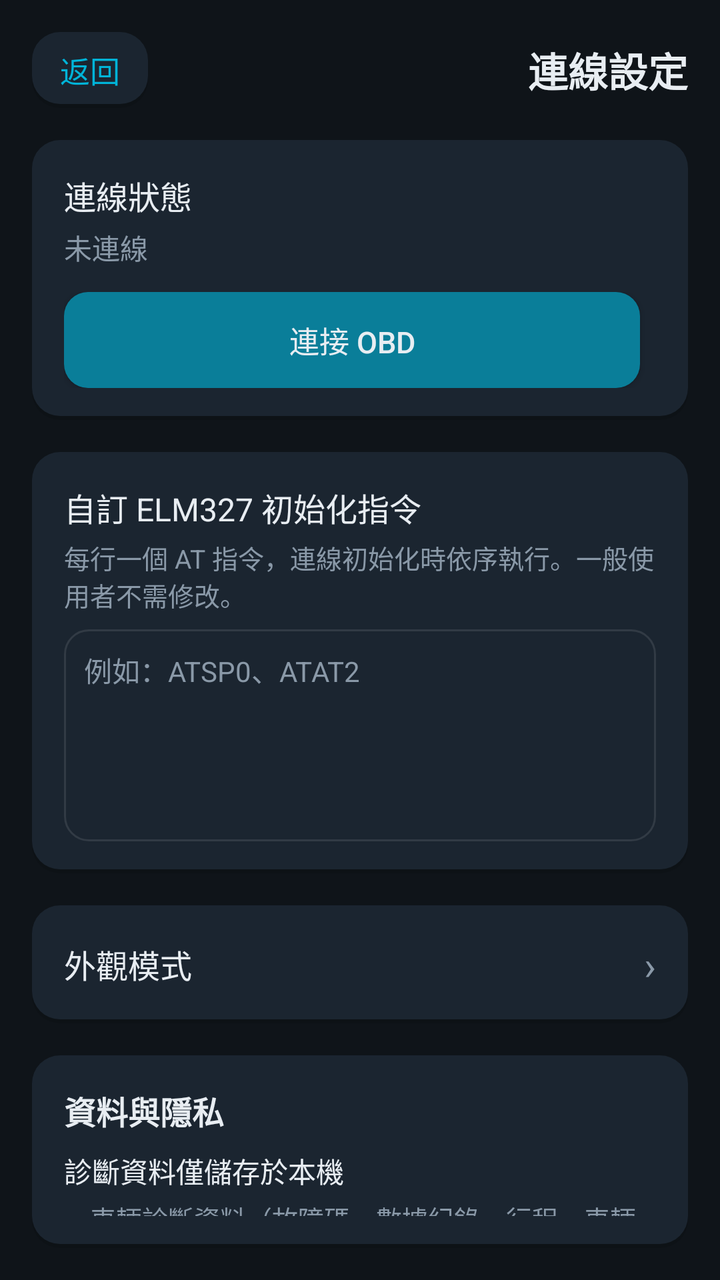
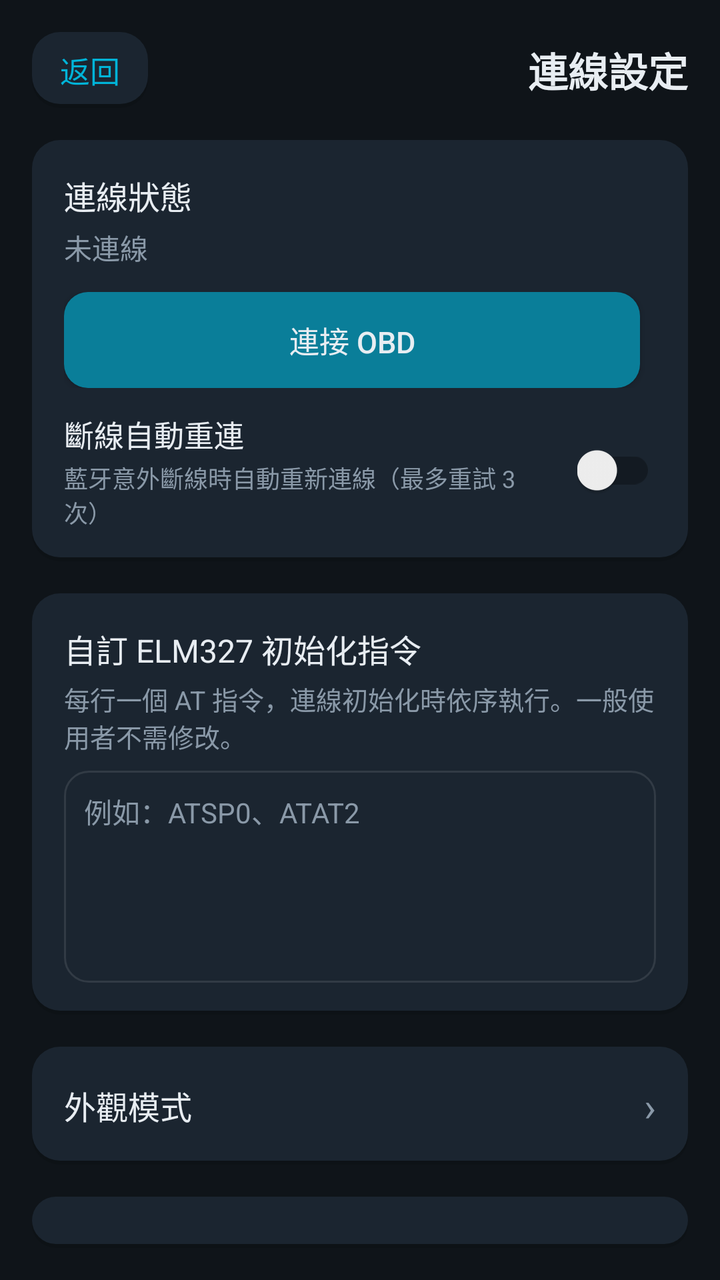

Before-and-after screenshots of an Android layout around one commit, followed by the original layout XML and the change that was made.
<!-- AndroidManifest.xml: application theme Theme.HeliOBD -->
<!-- res/layout/activity_settings.xml -->
<?xml version="1.0" encoding="utf-8"?>
<LinearLayout xmlns:android="http://schemas.android.com/apk/res/android"
    xmlns:tools="http://schemas.android.com/tools"
    android:layout_width="match_parent"
    android:layout_height="match_parent"
    android:orientation="vertical"
    android:padding="16dp">

    <LinearLayout
        android:layout_width="match_parent"
        android:layout_height="wrap_content"
        android:gravity="center_vertical"
        android:orientation="horizontal">

        <TextView
            android:id="@+id/btn_back"
            android:layout_width="wrap_content"
            android:layout_height="wrap_content"
            android:background="@drawable/bg_card"
            android:clickable="true"
            android:focusable="true"
            android:paddingHorizontal="14dp"
            android:paddingVertical="8dp"
            android:text="@string/common_back"
            android:textColor="@color/primary"
            android:textSize="15sp" />

        <Space
            android:layout_width="0dp"
            android:layout_height="1dp"
            android:layout_weight="1" />

        <TextView
            android:layout_width="wrap_content"
            android:layout_height="wrap_content"
            android:text="@string/settings_title"
            android:textColor="@color/text_primary"
            android:textSize="20sp"
            android:textStyle="bold" />
    </LinearLayout>

    <LinearLayout
        android:layout_width="match_parent"
        android:layout_height="wrap_content"
        android:layout_marginTop="16dp"
        android:background="@drawable/bg_card"
        android:orientation="vertical"
        android:padding="16dp">

        <TextView
            android:layout_width="match_parent"
            android:layout_height="wrap_content"
            android:text="@string/settings_connection_label"
            android:textColor="@color/text_primary"
            android:textSize="16sp" />

        <TextView
            android:id="@+id/settings_status_text"
            android:layout_width="match_parent"
            android:layout_height="wrap_content"
            android:layout_marginTop="4dp"
            android:text="@string/obd_disconnected"
            android:textColor="@color/text_secondary"
            android:textSize="14sp" />

        <LinearLayout
            android:layout_width="match_parent"
            android:layout_height="wrap_content"
            android:layout_marginTop="12dp"
            android:orientation="horizontal">

            <Button
                android:id="@+id/btn_connect_settings"
                android:layout_width="0dp"
                android:layout_height="48dp"
                android:layout_weight="1"
                android:background="@drawable/bg_button"
                android:text="@string/obd_connect"
                android:textColor="@color/text_primary"
                android:textSize="15sp" />

            <Space
                android:layout_width="8dp"
                android:layout_height="1dp" />

            <Button
                android:id="@+id/btn_disconnect_settings"
                android:layout_width="0dp"
                android:layout_height="48dp"
                android:layout_weight="1"
                android:background="@drawable/bg_card"
                android:text="@string/obd_disconnect"
                android:textColor="@color/danger"
                android:textSize="15sp"
                android:visibility="gone" />
        </LinearLayout>
    </LinearLayout>

    <LinearLayout
        android:layout_width="match_parent"
        android:layout_height="wrap_content"
        android:layout_marginTop="16dp"
        android:background="@drawable/bg_card"
        android:orientation="vertical"
        android:padding="16dp">

        <TextView
            android:layout_width="match_parent"
            android:layout_height="wrap_content"
            android:text="@string/settings_elm_label"
            android:textColor="@color/text_primary"
            android:textSize="16sp" />

        <TextView
            android:layout_width="match_parent"
            android:layout_height="wrap_content"
            android:layout_marginTop="4dp"
            android:text="@string/settings_elm_desc"
            android:textColor="@color/text_secondary"
            android:textSize="13sp" />

        <EditText
            android:importantForAutofill="no"
            android:id="@+id/settings_elm_cmds"
            android:layout_width="match_parent"
            android:layout_height="wrap_content"
            android:layout_marginTop="8dp"
            android:background="@drawable/bg_input"
            android:gravity="top|start"
            android:hint="@string/settings_elm_hint"
            android:inputType="textMultiLine"
            android:minLines="5"
            android:padding="10dp"
            android:textColor="@color/text_primary"
            android:textColorHint="@color/text_secondary"
            android:textSize="14sp" />
    </LinearLayout>

    <LinearLayout
        android:id="@+id/settings_appearance_row"
        android:layout_width="match_parent"
        android:layout_height="wrap_content"
        android:layout_marginTop="16dp"
        android:background="@drawable/bg_card"
        android:clickable="true"
        android:focusable="true"
        android:gravity="center_vertical"
        android:orientation="horizontal"
        android:padding="16dp">

        <TextView
            android:layout_width="0dp"
            android:layout_height="wrap_content"
            android:layout_weight="1"
            android:text="@string/settings_appearance_label"
            android:textColor="@color/text_primary"
            android:textSize="16sp" />

        <TextView
            android:id="@+id/settings_appearance_value"
            android:layout_width="wrap_content"
            android:layout_height="wrap_content"
            android:layout_marginEnd="8dp"
            android:textColor="@color/text_secondary"
            android:textSize="14sp" />

        <TextView
            android:layout_width="wrap_content"
            android:layout_height="wrap_content"
            android:text="›"
            tools:ignore="HardcodedText"
            android:textColor="@color/text_secondary"
            android:textSize="20sp" />
    </LinearLayout>

    <LinearLayout
        android:layout_width="match_parent"
        android:layout_height="wrap_content"
        android:layout_marginTop="16dp"
        android:background="@drawable/bg_card"
        android:orientation="vertical"
        android:padding="16dp">

        <TextView
            android:layout_width="match_parent"
            android:layout_height="wrap_content"
            android:text="@string/settings_privacy_label"
            android:textColor="@color/text_primary"
            android:textSize="16sp"
            android:textStyle="bold" />

        <TextView
            android:layout_width="match_parent"
            android:layout_height="wrap_content"
            android:layout_marginTop="8dp"
            android:text="@string/settings_privacy_title"
            android:textColor="@color/text_primary"
            android:textSize="14sp" />

        <TextView
            android:layout_width="match_parent"
            android:layout_height="wrap_content"
            android:layout_marginTop="4dp"
            android:text="@string/settings_privacy_body"
            android:textColor="@color/text_secondary"
            android:textSize="13sp" />
    </LinearLayout>

    <LinearLayout
        android:layout_width="match_parent"
        android:layout_height="wrap_content"
        android:layout_marginTop="16dp"
        android:background="@drawable/bg_card"
        android:orientation="vertical"
        android:padding="16dp">

        <TextView
            android:layout_width="match_parent"
            android:layout_height="wrap_content"
            android:text="@string/llm_section_title"
            android:textColor="@color/text_primary"
            android:textSize="16sp"
            android:textStyle="bold" />

        <TextView
            android:layout_width="match_parent"
            android:layout_height="wrap_content"
            android:layout_marginTop="8dp"
            android:text="@string/llm_section_desc"
            android:textColor="@color/text_secondary"
            android:textSize="13sp" />

        <TextView
            android:layout_width="match_parent"
            android:layout_height="wrap_content"
            android:layout_marginTop="12dp"
            android:text="@string/llm_base_url_label"
            android:textColor="@color/text_primary"
            android:textSize="14sp" />

        <EditText
            android:importantForAutofill="no"
            android:id="@+id/settings_llm_base_url"
            android:layout_width="match_parent"
            android:layout_height="wrap_content"
            android:layout_marginTop="4dp"
            android:background="@drawable/bg_input"
            android:hint="@string/llm_base_url_hint"
            android:inputType="textUri"
            android:paddingHorizontal="12dp"
            android:paddingVertical="8dp"
            android:textColor="@color/text_primary"
            android:textColorHint="@color/text_secondary"
            android:textSize="14sp" />

        <TextView
            android:layout_width="match_parent"
            android:layout_height="wrap_content"
            android:layout_marginTop="10dp"
            android:text="@string/llm_api_key_label"
            android:textColor="@color/text_primary"
            android:textSize="14sp" />

        <EditText
            android:importantForAutofill="no"
            android:id="@+id/settings_llm_api_key"
            android:layout_width="match_parent"
            android:layout_height="wrap_content"
            android:layout_marginTop="4dp"
            android:background="@drawable/bg_input"
            android:hint="@string/llm_api_key_hint"
            android:inputType="textPassword"
            android:paddingHorizontal="12dp"
            android:paddingVertical="8dp"
            android:textColor="@color/text_primary"
            android:textColorHint="@color/text_secondary"
            android:textSize="14sp" />

        <TextView
            android:layout_width="match_parent"
            android:layout_height="wrap_content"
            android:layout_marginTop="10dp"
            android:text="@string/llm_model_label"
            android:textColor="@color/text_primary"
            android:textSize="14sp" />

        <EditText
            android:importantForAutofill="no"
            android:id="@+id/settings_llm_model"
            android:layout_width="match_parent"
            android:layout_height="wrap_content"
            android:layout_marginTop="4dp"
            android:background="@drawable/bg_input"
            android:hint="@string/llm_model_hint"
            android:inputType="text"
            android:paddingHorizontal="12dp"
            android:paddingVertical="8dp"
            android:textColor="@color/text_primary"
            android:textColorHint="@color/text_secondary"
            android:textSize="14sp" />
    </LinearLayout>

    <LinearLayout
        android:layout_width="match_parent"
        android:layout_height="wrap_content"
        android:layout_marginTop="16dp"
        android:background="@drawable/bg_card"
        android:orientation="vertical"
        android:padding="16dp">

        <TextView
            android:layout_width="match_parent"
            android:layout_height="wrap_content"
            android:text="@string/settings_backup_label"
            android:textColor="@color/text_primary"
            android:textSize="16sp"
            android:textStyle="bold" />

        <TextView
            android:layout_width="match_parent"
            android:layout_height="wrap_content"
            android:layout_marginTop="8dp"
            android:text="@string/settings_backup_desc"
            android:textColor="@color/text_secondary"
            android:textSize="13sp" />

        <LinearLayout
            android:layout_width="match_parent"
            android:layout_height="wrap_content"
            android:layout_marginTop="12dp"
            android:orientation="horizontal">

            <Button
                android:id="@+id/btn_backup_export"
                style="?android:attr/buttonBarButtonStyle"
                android:layout_width="0dp"
                android:layout_height="48dp"
                android:layout_marginEnd="6dp"
                android:layout_weight="1"
                android:background="@drawable/bg_button"
                android:text="@string/backup_export"
                android:textColor="@color/text_primary"
                android:textSize="14sp" />

            <Button
                android:id="@+id/btn_backup_import"
                style="?android:attr/buttonBarButtonStyle"
                android:layout_width="0dp"
                android:layout_height="48dp"
                android:layout_marginStart="6dp"
                android:layout_weight="1"
                android:background="@drawable/bg_button"
                android:text="@string/backup_import"
                android:textColor="@color/text_primary"
                android:textSize="14sp" />
        </LinearLayout>
    </LinearLayout>

    <LinearLayout
        android:layout_width="match_parent"
        android:layout_height="wrap_content"
        android:layout_marginTop="16dp"
        android:background="@drawable/bg_card"
        android:orientation="vertical"
        android:padding="16dp">

        <LinearLayout
            android:layout_width="match_parent"
            android:layout_height="wrap_content"
            android:gravity="center_vertical"
            android:orientation="horizontal">

            <LinearLayout
                android:layout_width="0dp"
                android:layout_height="wrap_content"
                android:layout_weight="1"
                android:orientation="vertical">

                <TextView
                    android:layout_width="match_parent"
                    android:layout_height="wrap_content"
                    android:text="@string/settings_auto_update_label"
                    android:textColor="@color/text_primary"
                    android:textSize="16sp" />

                <TextView
                    android:layout_width="match_parent"
                    android:layout_height="wrap_content"
                    android:layout_marginTop="4dp"
                    android:text="@string/settings_auto_update_desc"
                    android:textColor="@color/text_secondary"
                    android:textSize="13sp" />
            </LinearLayout>

            <androidx.appcompat.widget.SwitchCompat
                android:id="@+id/settings_auto_update"
                android:layout_width="wrap_content"
                android:layout_height="wrap_content"
                android:layout_marginStart="12dp" />
        </LinearLayout>

        <Button
            android:id="@+id/btn_check_update"
            android:layout_width="match_parent"
            android:layout_height="48dp"
            android:layout_marginTop="12dp"
            android:background="@drawable/bg_button"
            android:text="@string/settings_check_update"
            android:textColor="@color/text_primary"
            android:textSize="14sp" />
    </LinearLayout>

    <Button
        android:id="@+id/btn_save"
        android:layout_width="match_parent"
        android:layout_height="52dp"
        android:layout_marginTop="16dp"
        android:background="@drawable/bg_button_accent"
        android:text="@string/common_save"
        android:textColor="@android:color/white"
        android:textSize="16sp" />
</LinearLayout>
<!-- resources referenced by this layout -->
<resources>
  <color name="danger">#E74C3C</color>
  <color name="primary">#00B4D8</color>
  <color name="text_primary">#E8EDF2</color>
  <color name="text_secondary">#8A99A8</color>
  <!-- drawable bg_button (drawable) -->
  <?xml version="1.0" encoding="utf-8"?>
  <selector xmlns:android="http://schemas.android.com/apk/res/android">
      <item android:state_pressed="true" android:drawable="@drawable/bg_button_pressed" />
      <item>
          <shape android:shape="rectangle">
              <solid android:color="@color/primary_dark" />
              <corners android:radius="12dp" />
          </shape>
      </item>
  </selector>
  <!-- drawable bg_input (drawable) -->
  <?xml version="1.0" encoding="utf-8"?>
  <shape xmlns:android="http://schemas.android.com/apk/res/android" android:shape="rectangle">
      <solid android:color="@color/surface" />
      <stroke android:width="1dp" android:color="@color/stroke" />
      <corners android:radius="12dp" />
  </shape>
  <string name="backup_export">匯出備份</string>
  <string name="backup_import">還原備份</string>
  <string name="common_back">返回</string>
  <string name="common_save">儲存</string>
  <string name="llm_api_key_hint">sk-…</string>
  <string name="llm_api_key_label">API 金鑰</string>
  <string name="llm_base_url_hint">https://api.openai.com/v1</string>
  <string name="llm_base_url_label">API 位址</string>
  <string name="llm_model_hint">gpt-4o-mini</string>
  <string name="llm_model_label">模型名稱</string>
  <string name="llm_section_desc">使用 OpenAI 相容 API（官方、Azure、Groq、Ollama、自架 vLLM 等）進行 DTC 白話解讀與維修建議。資料僅在按下「LLM 深度解讀」時送出。</string>
  <string name="llm_section_title">AI 服務設定</string>
  <string name="obd_connect">連接 OBD</string>
  <string name="obd_disconnect">中斷連線</string>
  <string name="obd_disconnected">未連線</string>
  <string name="settings_appearance_label">外觀模式</string>
  <string name="settings_auto_update_desc">啟動時與每日背景檢查 GitHub 新版</string>
  <string name="settings_auto_update_label">自動檢查更新</string>
  <string name="settings_backup_desc">將設定、自訂 PID、保養與電池紀錄等打包為單一備份檔，可存放至 Google Drive 或其他雲端。</string>
  <string name="settings_backup_label">雲端備份</string>
  <string name="settings_check_update">立即檢查更新</string>
  <string name="settings_connection_label">連線狀態</string>
  <string name="settings_elm_desc">每行一個 AT 指令，連線初始化時依序執行。一般使用者不需修改。</string>
  <string name="settings_elm_hint">例如：ATSP0、ATAT2</string>
  <string name="settings_elm_label">自訂 ELM327 初始化指令</string>
  <string name="settings_privacy_body">・車輛診斷資料（故障碼、數據紀錄、行程、車輛資訊）一律儲存在本機裝置，不會上傳至任何伺服器。\n・App 不蒐集個人資料，也不需要網路連線即可完成全部診斷功能。\n・若啟用 AI 診斷功能，僅在你按下「分析」時，才會把當下的故障碼與數據傳送至你設定的 AI 服務。\n・清除 App 資料或解除安裝將永久刪除本機診斷紀錄。</string>
  <string name="settings_privacy_label">資料與隱私</string>
  <string name="settings_privacy_title">診斷資料僅儲存於本機</string>
  <string name="settings_title">連線設定</string>
  <!-- drawable bg_button_pressed (drawable) -->
  <?xml version="1.0" encoding="utf-8"?>
  <shape xmlns:android="http://schemas.android.com/apk/res/android" android:shape="rectangle">
      <solid android:color="@color/primary_pressed" />
      <corners android:radius="12dp" />
  </shape>
  <color name="primary_dark">#0A7E99</color>
  <!-- drawable bg_button_accent_pressed (drawable) -->
  <?xml version="1.0" encoding="utf-8"?>
  <shape xmlns:android="http://schemas.android.com/apk/res/android" android:shape="rectangle">
      <solid android:color="@color/accent_pressed" />
      <corners android:radius="12dp" />
  </shape>
  <color name="accent">#FF6B35</color>
  <color name="surface">#1B2530</color>
  <color name="stroke">#1AFFFFFF</color>
  <color name="bg">#0F1419</color>
  <color name="primary_pressed">#086A80</color>
  <color name="accent_pressed">#D9531F</color>
</resources>

<!-- the commit's change to res/layout/activity_settings.xml (unified diff, before → after) -->
@@ -94,6 +94,42 @@
                 android:textSize="15sp"
                 android:visibility="gone" />
         </LinearLayout>
+
+        <LinearLayout
+            android:layout_width="match_parent"
+            android:layout_height="wrap_content"
+            android:layout_marginTop="12dp"
+            android:gravity="center_vertical"
+            android:orientation="horizontal">
+
+            <LinearLayout
+                android:layout_width="0dp"
+                android:layout_height="wrap_content"
+                android:layout_weight="1"
+                android:orientation="vertical">
+
+                <TextView
+                    android:layout_width="match_parent"
+                    android:layout_height="wrap_content"
+                    android:text="@string/settings_auto_reconnect_label"
+                    android:textColor="@color/text_primary"
+                    android:textSize="15sp" />
+
+                <TextView
+                    android:layout_width="match_parent"
+                    android:layout_height="wrap_content"
+                    android:layout_marginTop="2dp"
+                    android:text="@string/settings_auto_reconnect_desc"
+                    android:textColor="@color/text_secondary"
+                    android:textSize="12sp" />
+            </LinearLayout>
+
+            <androidx.appcompat.widget.SwitchCompat
+                android:id="@+id/settings_auto_reconnect"
+                android:layout_width="wrap_content"
+                android:layout_height="wrap_content"
+                android:layout_marginStart="12dp" />
+        </LinearLayout>
     </LinearLayout>
 
     <LinearLayout
<!-- resource entries referenced after the edit -->
@@ -38,6 +38,8 @@
   <string name="obd_disconnect">中斷連線</string>
   <string name="obd_disconnected">未連線</string>
   <string name="settings_appearance_label">外觀模式</string>
+  <string name="settings_auto_reconnect_desc">藍牙意外斷線時自動重新連線（最多重試 3 次）</string>
+  <string name="settings_auto_reconnect_label">斷線自動重連</string>
   <string name="settings_auto_update_desc">啟動時與每日背景檢查 GitHub 新版</string>
   <string name="settings_auto_update_label">自動檢查更新</string>
   <string name="settings_backup_desc">將設定、自訂 PID、保養與電池紀錄等打包為單一備份檔，可存放至 Google Drive 或其他雲端。</string>
